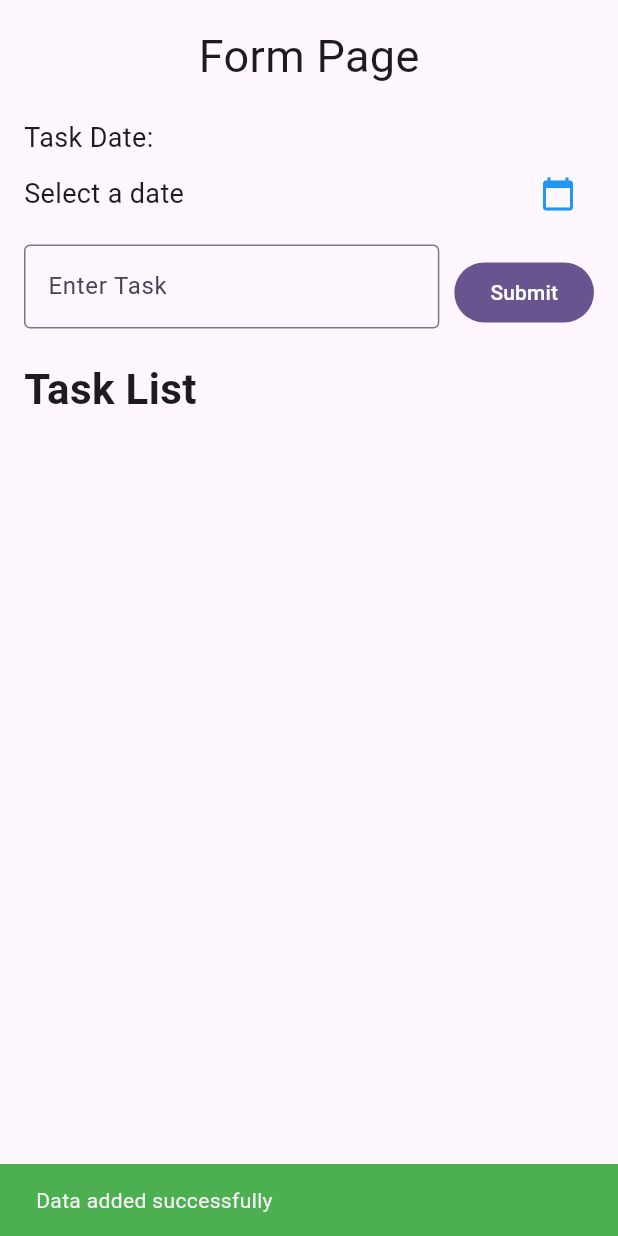
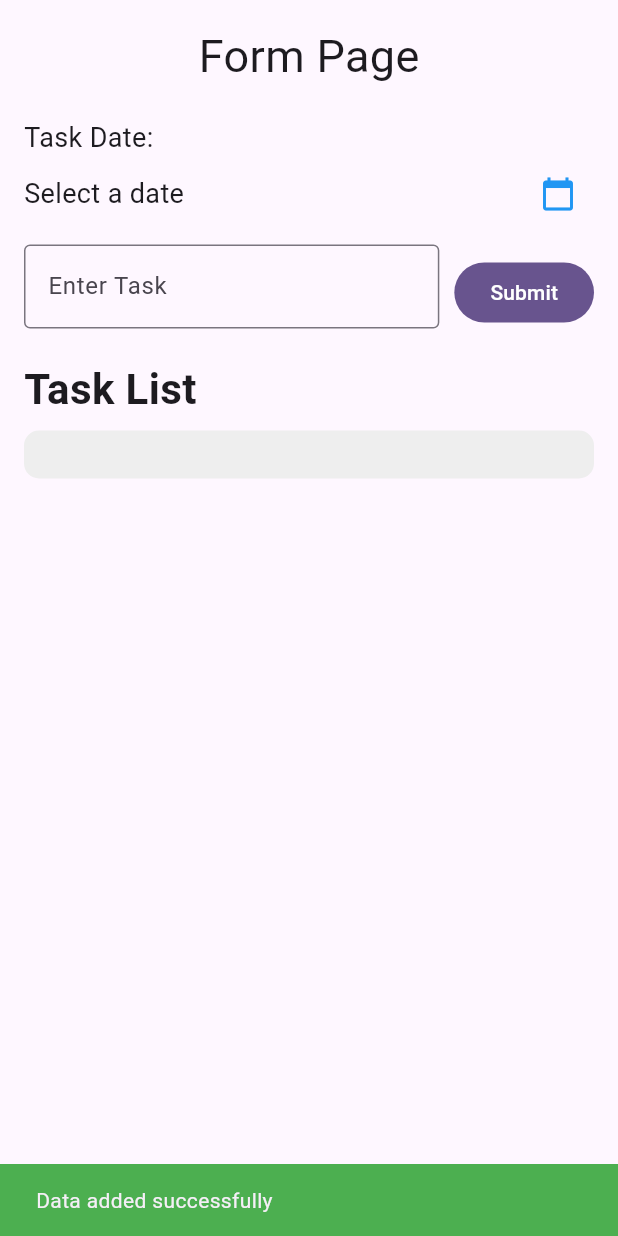
Before and after one commit to emzhran/TodoApp_0118, a Flutter app: the screen it shows after launch, after a tap on "Submit", on a phone screen of 412 x 824 dp. Run offline on Flutter 3.47's test engine with Material 3 defaults, Android fonts, the phone set to English and light mode, and no system bars.

Commit message:
menambahkan listview builder untuk menampilkan daftar tugas dan melakukan styling pada UI

```diff
--- a/lib/form_page.dart
+++ b/lib/form_page.dart
@@ -192,7 +192,26 @@
               ),
               const SizedBox(height: 20),
               const Text('Task List',
-              style: TextStyle(fontSize: 28, fontWeight: FontWeight.bold),)
+              style: TextStyle(fontSize: 28, fontWeight: FontWeight.bold),
+              ),
+              Expanded(
+                child: ListView.builder(
+                  itemCount: listTugas.length,
+                  itemBuilder: (context, index){
+                    return Container(
+                      decoration: BoxDecoration(
+                        color: Colors.grey[200],
+                        borderRadius: BorderRadius.circular(10),
+                      ),
+                      padding: const EdgeInsets.all(16),
+                      margin: const EdgeInsets.symmetric(vertical: 8),
+                      child: Row(
+                        mainAxisAlignment: MainAxisAlignment.spaceBetween,
+                      ),
+                    );
+                  }
+                )
+              )
             ],
           ),
         ),
```
